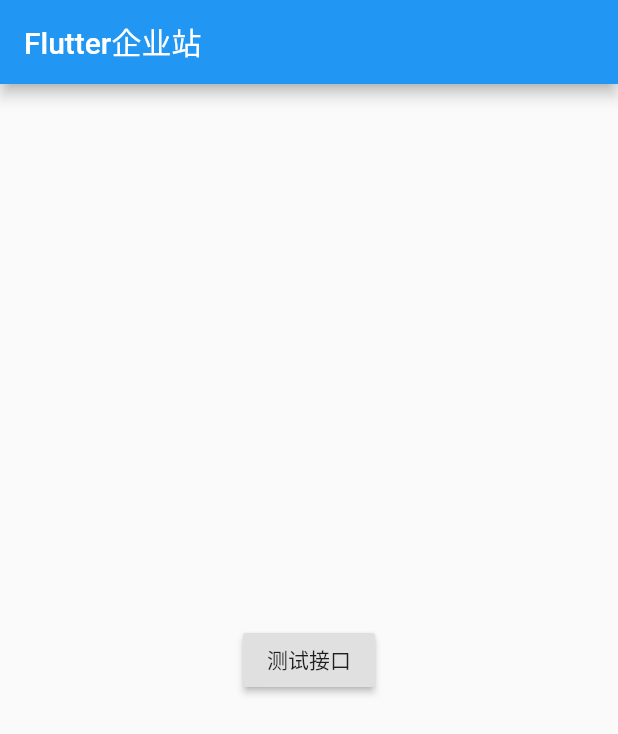
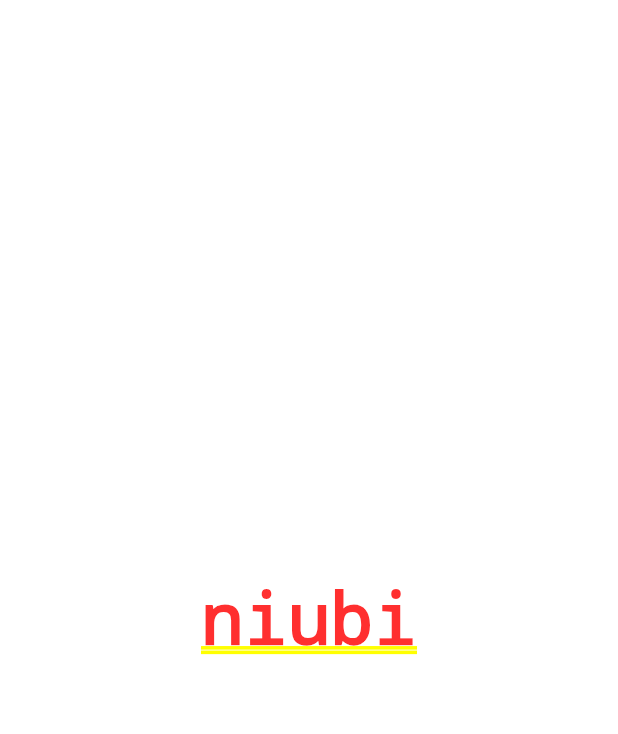
Before and after one commit to Moshimol/Flutter_App, a Flutter app: the screen it shows after launch, on a phone screen of 412 x 824 dp. Shown: the top 734 px of the screen. Run offline on Flutter 3.47's test engine with Material 2 defaults, Android fonts, the phone set to English and light mode, and no system bars; missing offline and left inert: flutter_webview_plugin.

Commit message:
首页处理 前段入口程序
Signed-off-by: lushitong <lushitong@qq.com>

```diff
--- a/lib/main.dart
+++ b/lib/main.dart
@@ -1,81 +1,43 @@
 import 'package:flutter/material.dart';
+import 'package:flutter_webview_plugin/flutter_webview_plugin.dart';
 
-import 'package:http/http.dart' as http;
-import 'dart:convert';
+void main() => runApp(MaterialApp(
+  debugShowCheckedModeBanner: false,
+  title: 'flutter 企业站',
 
-void main() {
-  runApp(MyApp());
-}
+  // 自定义主题
+  theme: mDafaultTheme,
 
-class MyApp extends StatelessWidget {
-  // This widget is the root of your application.
-  @override
-  Widget build(BuildContext context) {
-    return MaterialApp(
-      title: 'Flutter Demo',
-      theme: ThemeData(
-        // This is the theme of your application.
-        //
-        // Try running your application with "flutter run". You'll see the
-        // application has a blue toolbar. Then, without quitting the app, try
-        // changing the primarySwatch below to Colors.green and then invoke
-        // "hot reload" (press "r" in the console where you ran "flutter run",
-        // or simply save your changes to "hot reload" in a Flutter IDE).
-        // Notice that the counter didn't reset back to zero; the application
-        // is not restarted.
-        primarySwatch: Colors.blue,
-        // This makes the visual density adapt to the platform that you run
-        // the app on. For desktop platforms, the controls will be smaller and
-        // closer together (more dense) than on mobile platforms.
-        visualDensity: VisualDensity.adaptivePlatformDensity,
+  routes: <String,WidgetBuilder> {
+    // app
+    //
+    "complay_info":(BuildContext context) => WebviewScaffold(
+      url : "https://www.baidu.com/",
+      appBar: AppBar(
+        title : Text("公司介绍"),
+        leading: IconButton(
+          icon: Icon(Icons.home),
+          onPressed: (){
+
+            Navigator.of(context).pushReplacementNamed('app');
+          },
+        ),
       ),
-      home: MyHomePage(title: 'Flutter企业站'),
-    );
-  }
-}
+    )
+  },
+  //home 是主页
 
-class MyHomePage extends StatefulWidget {
-  MyHomePage({Key key, this.title}) : super(key: key);
+  // 置顶加载页面 应用启动的页面
 
-  // This widget is the home page of your application. It is stateful, meaning
-  // that it has a State object (defined below) that contains fields that affect
-  // how it looks.
 
-  // This class is the configuration for the state. It holds the values (in this
-  // case the title) provided by the parent (in this case the App widget) and
-  // used by the build method of the State. Fields in a Widget subclass are
-  // always marked "final".
+  home: Center(
+    child: Text("niubi"),
 
-  final String title;
+  ),
 
-  @override
-  _MyHomePageState createState() => _MyHomePageState();
-}
+));
 
-class _MyHomePageState extends State<MyHomePage> {
-  @override
 
-  Widget build(BuildContext context) {
-    return Scaffold(
-      appBar: AppBar(
-        // Here we take the value from the MyHomePage object that was created by
-        // the App.build method, and use it to set our appbar title.
-        title: Text(widget.title),
-      ),
-
-      body: Center(
-        child: RaisedButton(
-            child: Text("测试接口"),
-            onPressed:() async{
-          String URL = 'http://192.168.2.156:8080/?action=get_products';
-          var res = await http.get(URL);
-          String body = res.body;
-
-          var json = jsonDecode(body);
-          print(json);
-
-        })
-      )
-    );
-  }
-}
+final ThemeData mDafaultTheme = ThemeData(
+  primaryColor: Colors.redAccent,
+);
```
Also changed, not shown: 1 other file.
